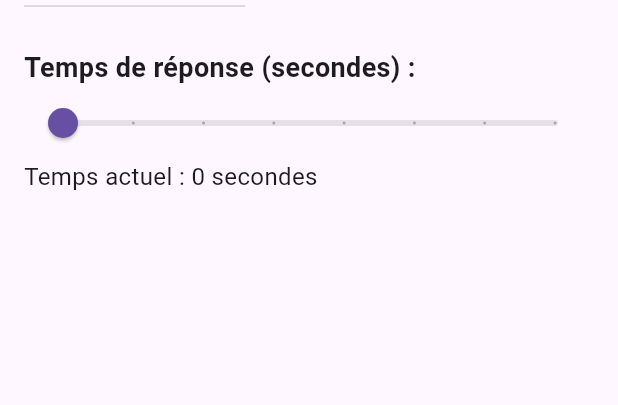
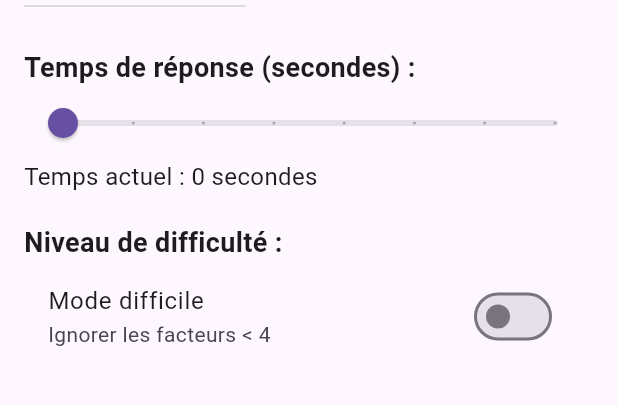
Before and after one commit to dovene/mental-exercice-flutter, a Flutter app: the SettingsPage screen opened directly with empty values, on a phone screen of 412 x 824 dp, the part 201-606 px from its top. Run offline on Flutter 3.47's test engine with Material 3 defaults, Android fonts, the phone set to English and light mode, and no system bars; our stand-ins replace audioplayers, permission_handler, shared_preferences, speech_to_text, sqflite; accounts and stored records are empty.

Commit message:
add difficulty levels

```diff
--- a/lib/screens/settings_page.dart
+++ b/lib/screens/settings_page.dart
@@ -4,14 +4,15 @@ import 'package:shared_preferences/shared_preferences.dart';
 class SettingsPage extends StatefulWidget {
   final int initialTable;
   final int initialTime;
-  final Function(int, int) onSettingsChanged;
+  // Update the callback to also include the bool isHardMode
+  final Function(int table, int time, bool isHardMode) onSettingsChanged;
 
   const SettingsPage({
-    super.key,
+    Key? key,
     required this.initialTable,
     required this.initialTime,
     required this.onSettingsChanged,
-  });
+  }) : super(key: key);
 
   @override
   _SettingsPageState createState() => _SettingsPageState();
@@ -21,18 +22,33 @@ class _SettingsPageState extends State<SettingsPage> {
   late int _table;
   late int _time;
 
+  // Add a bool for Hard mode
+  bool _isHardMode = false;
+
   @override
   void initState() {
     super.initState();
     _table = widget.initialTable;
     _time = widget.initialTime;
+    _loadHardMode(); // load the boolean from SharedPreferences
   }
 
+  Future<void> _loadHardMode() async {
+    final prefs = await SharedPreferences.getInstance();
+    // If it's never been stored, default = false (Easy mode)
+    setState(() {
+      _isHardMode = prefs.getBool('isHardMode') ?? false;
+    });
+  }
+
+  // Save all settings (table, time, and isHardMode)
   Future<void> _saveSettings() async {
     final prefs = await SharedPreferences.getInstance();
     await prefs.setInt('selectedTable', _table);
     await prefs.setInt('waitingTime', _time);
-    widget.onSettingsChanged(_table, _time);
+    await prefs.setBool('isHardMode', _isHardMode);
+
+    widget.onSettingsChanged(_table, _time, _isHardMode);
   }
 
   @override
@@ -51,10 +67,17 @@ class _SettingsPageState extends State<SettingsPage> {
             DropdownButton<int>(
               value: _table,
               items: [
-                const DropdownMenuItem(value: 0, child: Text('Toutes les tables')),
-                ...List.generate(8, (index) =>
-                    DropdownMenuItem(value: index + 2, child: Text('Table de ${index + 2}'))
+                const DropdownMenuItem(
+                  value: 0,
+                  child: Text('Toutes les tables'),
                 ),
+                ...List.generate(8, (index) {
+                  final tableNumber = index + 2; // 2..9
+                  return DropdownMenuItem(
+                    value: tableNumber,
+                    child: Text('Table de $tableNumber'),
+                  );
+                }),
               ],
               onChanged: (value) {
                 setState(() => _table = value!);
@@ -81,6 +104,20 @@ class _SettingsPageState extends State<SettingsPage> {
               'Temps actuel : $_time secondes',
               style: const TextStyle(fontSize: 16),
             ),
+            const SizedBox(height: 20),
+            const Text(
+              'Niveau de difficulté :',
+              style: TextStyle(fontSize: 18, fontWeight: FontWeight.bold),
+            ),
+            SwitchListTile(
+              title: const Text('Mode difficile'),
+              subtitle: const Text('Ignorer les facteurs < 4'),
+              value: _isHardMode,
+              onChanged: (value) {
+                setState(() => _isHardMode = value);
+                _saveSettings();
+              },
+            ),
           ],
         ),
       ),
--- a/pubspec.yaml
+++ b/pubspec.yaml
@@ -37,6 +37,7 @@ dependencies:
   sqflite: ^2.3.0
   path: ^1.8.3
   lottie: ^3.0.0
+  provider: ^6.0.5
 
   # The following adds the Cupertino Icons font to your application.
   # Use with the CupertinoIcons class for iOS style icons.
```
Also changed, not shown: lib/main.dart (+30 -22 lines), pubspec.lock.
